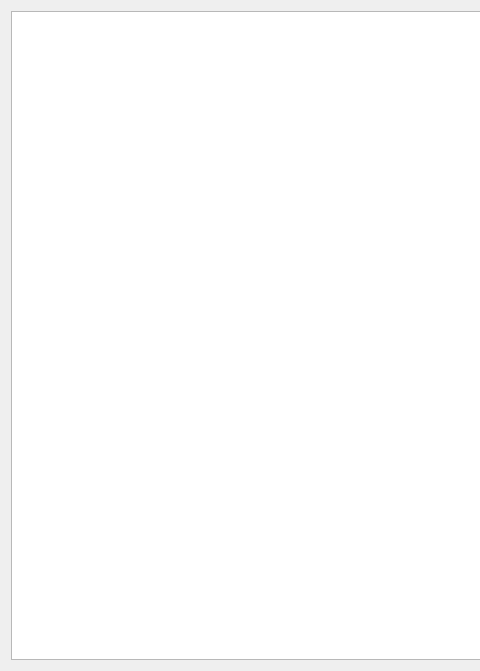
Qt form gui/daq/form_daq_settings.ui (usnistgov/qpx-gamma) before a commit; both pictures show x 0 to 480 and y 0 to 671 of the 1292 by 671 pixel window.
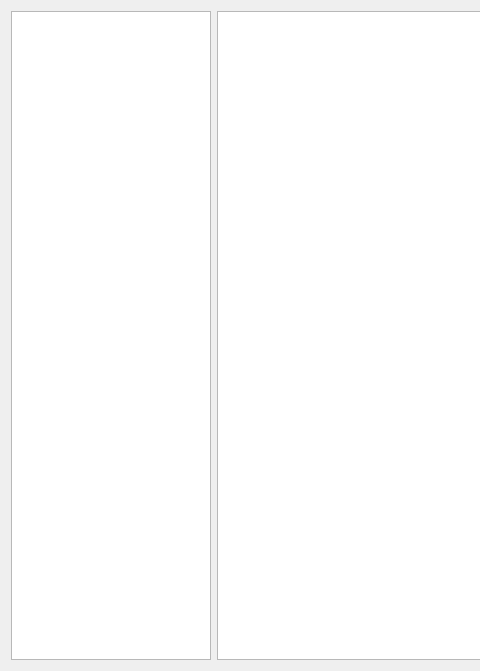
The same form after that commit. Icons and pictures are not drawn.

Commit message: review all spills in project overview, daq types optimized as inline, simulator2d generates traces & extras, list view shows extras

Diff of the .ui file:
```diff
--- a/gui/daq/form_daq_settings.ui
+++ b/gui/daq/form_daq_settings.ui
@@ -24,7 +24,7 @@
     <normaloff>:/new/icons/qpx.xpm</normaloff>:/new/icons/qpx.xpm</iconset>
   </property>
   <layout class="QGridLayout" name="gridLayout">
-   <item row="0" column="0">
+   <item row="0" column="1">
     <widget class="QTreeView" name="treeSettings">
      <property name="sizePolicy">
       <sizepolicy hsizetype="MinimumExpanding" vsizetype="Expanding">
@@ -40,6 +40,16 @@
      </property>
     </widget>
    </item>
+   <item row="0" column="0">
+    <widget class="QListWidget" name="listSpills">
+     <property name="maximumSize">
+      <size>
+       <width>200</width>
+       <height>16777215</height>
+      </size>
+     </property>
+    </widget>
+   </item>
   </layout>
  </widget>
  <resources>
```
Left out of the diff: 6 changed lines with no effect on the pictures. The commit also changes 36 other files.
